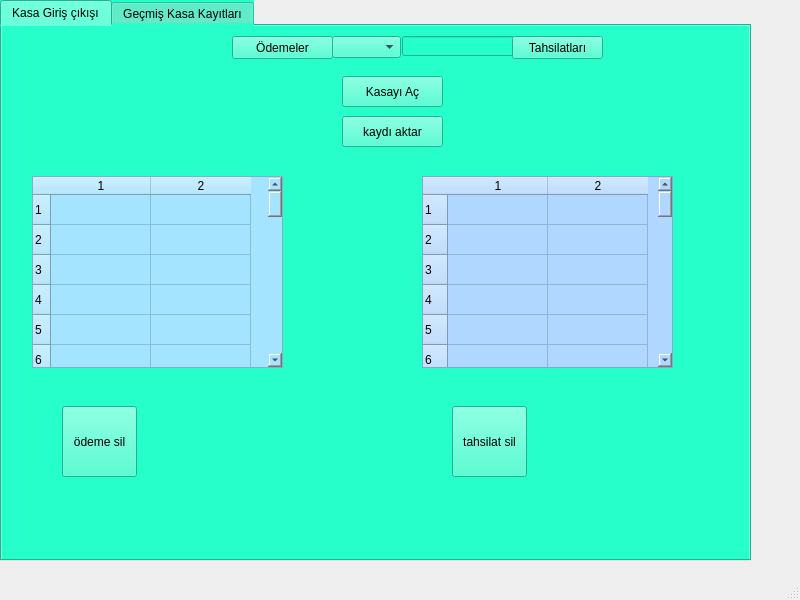
The window that kasx1.ui (hasantokdemir155/Kasa) describes before a commit, drawn with Qt 5.
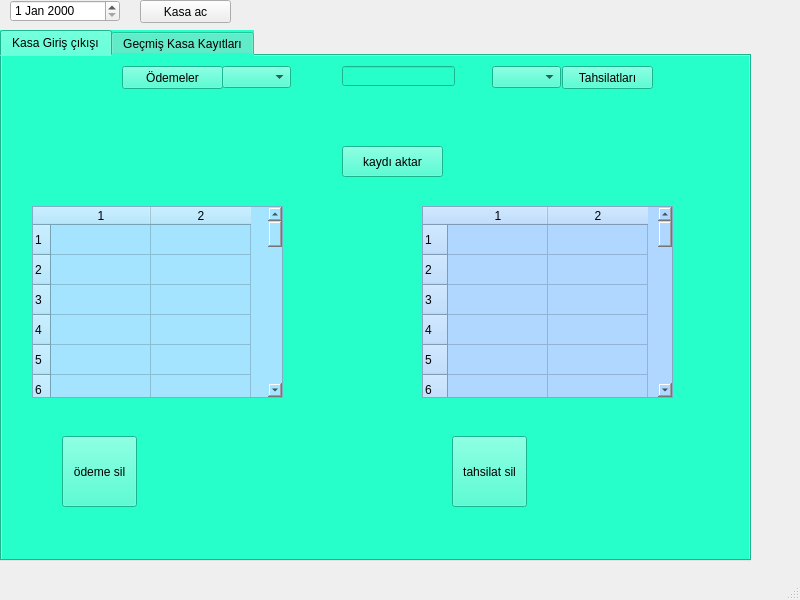
The same window after the commit. The open tabs and pages were chosen to show the change.

```diff
--- a/kasx1.ui
+++ b/kasx1.ui
@@ -41,14 +41,108 @@
     </property>
    </widget>
    <widget class="QTabWidget" name="tabWidget">
+    <property name="enabled">
+     <bool>true</bool>
+    </property>
     <property name="geometry">
      <rect>
       <x>0</x>
-      <y>0</y>
+      <y>30</y>
       <width>751</width>
-      <height>561</height>
+      <height>531</height>
      </rect>
     </property>
+    <property name="palette">
+     <palette>
+      <active>
+       <colorrole role="Button">
+        <brush brushstyle="SolidPattern">
+         <color alpha="255">
+          <red>38</red>
+          <green>255</green>
+          <blue>201</blue>
+         </color>
+        </brush>
+       </colorrole>
+       <colorrole role="Base">
+        <brush brushstyle="SolidPattern">
+         <color alpha="255">
+          <red>38</red>
+          <green>255</green>
+          <blue>201</blue>
+         </color>
+        </brush>
+       </colorrole>
+       <colorrole role="Window">
+        <brush brushstyle="SolidPattern">
+         <color alpha="255">
+          <red>38</red>
+          <green>255</green>
+          <blue>201</blue>
+         </color>
+        </brush>
+       </colorrole>
+      </active>
+      <inactive>
+       <colorrole role="Button">
+        <brush brushstyle="SolidPattern">
+         <color alpha="255">
+          <red>38</red>
+          <green>255</green>
+          <blue>201</blue>
+         </color>
+        </brush>
+       </colorrole>
+       <colorrole role="Base">
+        <brush brushstyle="SolidPattern">
+         <color alpha="255">
+          <red>38</red>
+          <green>255</green>
+          <blue>201</blue>
+         </color>
+        </brush>
+       </colorrole>
+       <colorrole role="Window">
+        <brush brushstyle="SolidPattern">
+         <color alpha="255">
+          <red>38</red>
+          <green>255</green>
+          <blue>201</blue>
+         </color>
+        </brush>
+       </colorrole>
+      </inactive>
+      <disabled>
+       <colorrole role="Button">
+        <brush brushstyle="SolidPattern">
+         <color alpha="255">
+          <red>38</red>
+          <green>255</green>
+          <blue>201</blue>
+         </color>
+        </brush>
+       </colorrole>
+       <colorrole role="Base">
+        <brush brushstyle="SolidPattern">
+         <color alpha="255">
+          <red>38</red>
+          <green>255</green>
+          <blue>201</blue>
+         </color>
+        </brush>
+       </colorrole>
+       <colorrole role="Window">
+        <brush brushstyle="SolidPattern">
+         <color alpha="255">
+          <red>38</red>
+          <green>255</green>
+          <blue>201</blue>
+         </color>
+        </brush>
+       </colorrole>
+      </disabled>
+     </palette>
+    </property>
     <property name="styleSheet">
      <string notr="true">background-color: rgb(38, 255, 201);
 </string>
@@ -63,20 +157,144 @@
      <widget class="QPushButton" name="pushButton">
       <property name="geometry">
        <rect>
-        <x>230</x>
+        <x>120</x>
         <y>10</y>
         <width>101</width>
         <height>23</height>
        </rect>
       </property>
+      <property name="palette">
+       <palette>
+        <active>
+         <colorrole role="Button">
+          <brush brushstyle="SolidPattern">
+           <color alpha="255">
+            <red>38</red>
+            <green>255</green>
+            <blue>201</blue>
+           </color>
+          </brush>
+         </colorrole>
+         <colorrole role="Base">
+          <brush brushstyle="SolidPattern">
+           <color alpha="255">
+            <red>38</red>
+            <green>255</green>
+            <blue>201</blue>
+           </color>
+          </brush>
+         </colorrole>
+         <colorrole role="Window">
+          <brush brushstyle="SolidPattern">
+           <color alpha="255">
+            <red>38</red>
+            <green>255</green>
+            <blue>201</blue>
+           </color>
+          </brush>
+         </colorrole>
+         <colorrole role="AlternateBase">
+          <brush brushstyle="SolidPattern">
+           <color alpha="255">
+            <red>255</red>
+            <green>123</green>
+            <blue>255</blue>
+           </color>
+          </brush>
+         </colorrole>
+        </active>
+        <inactive>
+         <colorrole role="Button">
+          <brush brushstyle="SolidPattern">
+           <color alpha="255">
+            <red>38</red>
+            <green>255</green>
+            <blue>201</blue>
+           </color>
+          </brush>
+         </colorrole>
+         <colorrole role="Base">
+          <brush brushstyle="SolidPattern">
+           <color alpha="255">
+            <red>38</red>
+            <green>255</green>
+            <blue>201</blue>
+           </color>
+          </brush>
+         </colorrole>
+         <colorrole role="Window">
+          <brush brushstyle="SolidPattern">
+           <color alpha="255">
+            <red>38</red>
+            <green>255</green>
+            <blue>201</blue>
+           </color>
+          </brush>
+         </colorrole>
+         <colorrole role="AlternateBase">
+          <brush brushstyle="SolidPattern">
+           <color alpha="255">
+            <red>255</red>
+            <green>123</green>
+            <blue>255</blue>
+           </color>
+          </brush>
+         </colorrole>
+        </inactive>
+        <disabled>
+         <colorrole role="Button">
+          <brush brushstyle="SolidPattern">
+           <color alpha="255">
+            <red>38</red>
+            <green>255</green>
+            <blue>201</blue>
+           </color>
+          </brush>
+         </colorrole>
+         <colorrole role="Base">
+          <brush brushstyle="SolidPattern">
+           <color alpha="255">
+            <red>38</red>
+            <green>255</green>
+            <blue>201</blue>
+           </color>
+          </brush>
+         </colorrole>
+         <colorrole role="Window">
+          <brush brushstyle="SolidPattern">
+           <color alpha="255">
+            <red>38</red>
+            <green>255</green>
+            <blue>201</blue>
+           </color>
+          </brush>
+         </colorrole>
+         <colorrole role="AlternateBase">
+          <brush brushstyle="SolidPattern">
+           <color alpha="255">
+            <red>255</red>
+            <green>123</green>
+            <blue>255</blue>
+           </color>
+          </brush>
+         </colorrole>
+        </disabled>
+       </palette>
+      </property>
+      <property name="styleSheet">
+       <string notr="true">alternate-background-color: rgb(255, 123, 255);</string>
+      </property>
       <property name="text">
        <string>Ödemeler</string>
       </property>
      </widget>
      <widget class="QComboBox" name="comboBox">
+      <property name="enabled">
+       <bool>true</bool>
+      </property>
       <property name="geometry">
        <rect>
-        <x>330</x>
+        <x>220</x>
         <y>10</y>
         <width>69</width>
         <height>22</height>
@@ -86,7 +304,7 @@
      <widget class="QLineEdit" name="lineEdit_onlyint">
       <property name="geometry">
        <rect>
-        <x>400</x>
+        <x>340</x>
         <y>10</y>
         <width>113</width>
         <height>20</height>
@@ -96,7 +314,7 @@
      <widget class="QPushButton" name="pushButton_2">
       <property name="geometry">
        <rect>
-        <x>510</x>
+        <x>560</x>
         <y>10</y>
         <width>91</width>
         <height>23</height>
@@ -386,18 +604,15 @@
        <string>tahsilat sil</string>
       </property>
      </widget>
-     <widget class="QPushButton" name="pushButton_7">
+     <widget class="QComboBox" name="comboBox_3">
       <property name="geometry">
        <rect>
-        <x>340</x>
-        <y>50</y>
-        <width>101</width>
-        <height>31</height>
+        <x>490</x>
+        <y>10</y>
+        <width>69</width>
+        <height>22</height>
        </rect>
       </property>
-      <property name="text">
-       <string>Kasayı Aç</string>
-      </property>
      </widget>
     </widget>
     <widget class="QWidget" name="tab_2">
@@ -603,6 +818,29 @@
      </widget>
     </widget>
    </widget>
+   <widget class="QDateEdit" name="dateEdit_2">
+    <property name="geometry">
+     <rect>
+      <x>10</x>
+      <y>0</y>
+      <width>110</width>
+      <height>22</height>
+     </rect>
+    </property>
+   </widget>
+   <widget class="QPushButton" name="pushButton_7">
+    <property name="geometry">
+     <rect>
+      <x>140</x>
+      <y>0</y>
+      <width>91</width>
+      <height>23</height>
+     </rect>
+    </property>
+    <property name="text">
+     <string>Kasa ac</string>
+    </property>
+   </widget>
   </widget>
   <widget class="QMenuBar" name="menubar">
    <property name="geometry">
```
Left out of the diff: 98 changed lines with no effect on the pictures.
